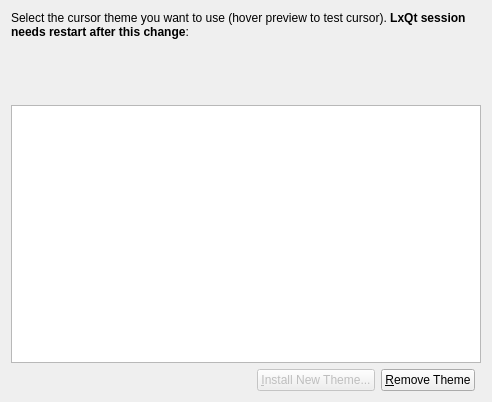
Above: lxqt-config-cursor/ui/selectwnd.ui from lxqt/lxqt-config before the change. Below: the same form after it.
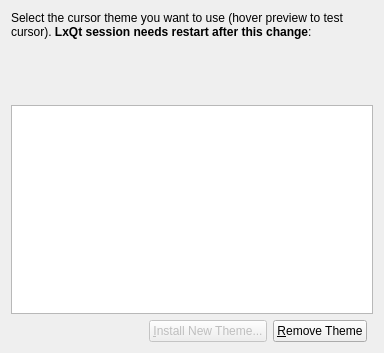
That is the form after the change. Custom widgets are drawn as their Qt base class.

Commit message: Support changing double click interval, whell scroll lines, and cursor flash time for Qt programs. Little adjustment of UI.

Patch:
```diff
--- a/lxqt-config-cursor/ui/selectwnd.ui
+++ b/lxqt-config-cursor/ui/selectwnd.ui
@@ -6,8 +6,8 @@
    <rect>
     <x>0</x>
     <y>0</y>
-    <width>492</width>
-    <height>402</height>
+    <width>384</width>
+    <height>353</height>
    </rect>
   </property>
   <property name="windowTitle">
```
The commit also changes 7 other files.
